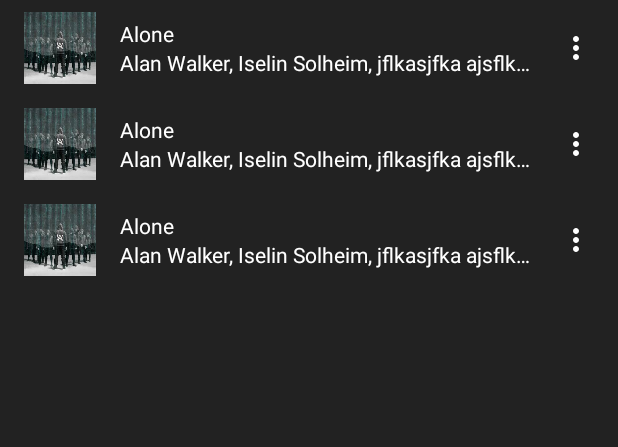
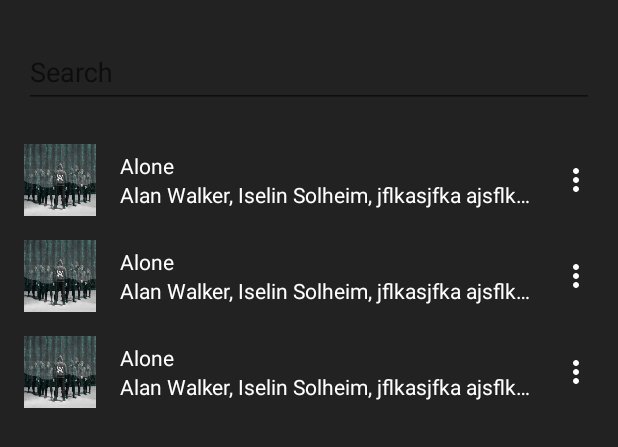
Before and after one commit to anujkumarnath/Muzik, an Android app: the layout fragment_search.xml on its own in the app's theme, with its tools: preview values and no code run, on a phone screen of 412 x 824 dp. Shown: the top 447 px of the screen. Run offline under Robolectric (Android 15) with nearby library versions, the phone set to English and light mode, and no system bars.

Commit message:
First commit on search

```diff
--- a/app/src/main/java/com/androiddreams/muzik/MainActivity.java
+++ b/app/src/main/java/com/androiddreams/muzik/MainActivity.java
@@ -44,7 +44,6 @@
             startActivity(intent);
         });
 
-
         /*
         // Build the media items.
         MediaItem firstItem = MediaItem.fromUri(Uri.parse("http://13.126.87.166/faded.mp3"));
--- a/app/src/main/res/layout/fragment_search.xml
+++ b/app/src/main/res/layout/fragment_search.xml
@@ -1,5 +1,6 @@
 <?xml version="1.0" encoding="utf-8"?>
 <androidx.constraintlayout.widget.ConstraintLayout xmlns:android="http://schemas.android.com/apk/res/android"
+    xmlns:app="http://schemas.android.com/apk/res-auto"
     xmlns:tools="http://schemas.android.com/tools"
     android:id="@+id/constraintLayout"
     android:layout_width="match_parent"
@@ -10,6 +11,28 @@
     <androidx.recyclerview.widget.RecyclerView
         android:id="@+id/rvSearchResult"
         android:layout_width="match_parent"
-        android:layout_height="match_parent"
+        android:layout_height="0dp"
+        android:layout_marginTop="16dp"
+        app:layout_constraintBottom_toBottomOf="parent"
+        app:layout_constraintTop_toBottomOf="@+id/textInputLayout"
         tools:listitem="@layout/track_list_item" />
+
+    <com.google.android.material.textfield.TextInputLayout
+        android:id="@+id/textInputLayout"
+        android:layout_width="0dp"
+        android:layout_height="wrap_content"
+        android:layout_marginStart="16dp"
+        android:layout_marginTop="16dp"
+        android:layout_marginEnd="16dp"
+        app:layout_constraintEnd_toEndOf="parent"
+        app:layout_constraintStart_toStartOf="parent"
+        app:layout_constraintTop_toTopOf="parent">
+
+        <com.google.android.material.textfield.TextInputEditText
+            android:id="@+id/etSearch"
+            android:layout_width="match_parent"
+            android:layout_height="wrap_content"
+            android:hint="Search"
+            android:maxLines="1" />
+    </com.google.android.material.textfield.TextInputLayout>
 </androidx.constraintlayout.widget.ConstraintLayout>
```
Also changed, not shown: app/src/main/java/com/androiddreams/muzik/models/Track.java (+8 -8 lines), app/src/main/java/com/androiddreams/muzik/network/APIClient.java (added, +15 -0 lines), app/src/main/java/com/androiddreams/muzik/network/ServerInterface.java (added, +14 -0 lines), app/src/main/java/com/androiddreams/muzik/ui/SearchFragment.java (+46 -9 lines).
